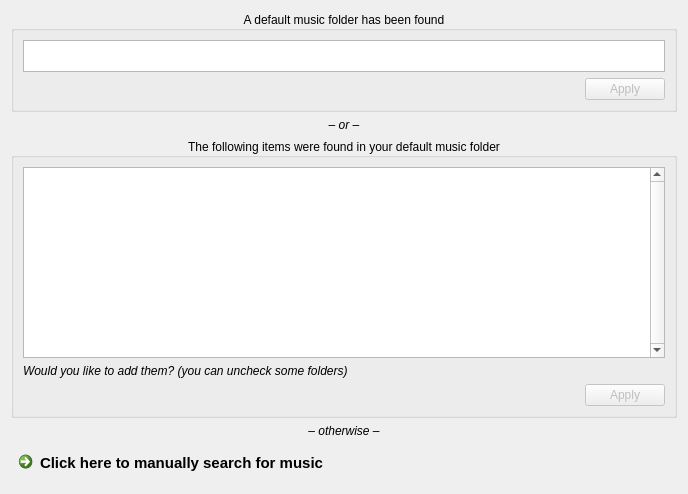
First picture: the form in src/Player/quickstart.ui, repository MBach/Miam-Player, before the edit.
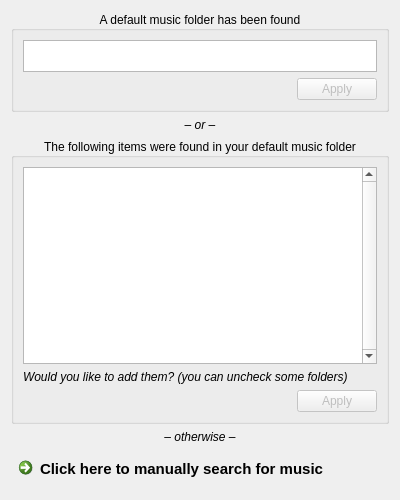
Second picture: the form after the edit.

Diff of the .ui file:
```diff
--- a/src/Player/quickstart.ui
+++ b/src/Player/quickstart.ui
@@ -6,8 +6,8 @@
    <rect>
     <x>0</x>
     <y>0</y>
-    <width>688</width>
-    <height>494</height>
+    <width>400</width>
+    <height>500</height>
    </rect>
   </property>
   <property name="sizePolicy">
```
